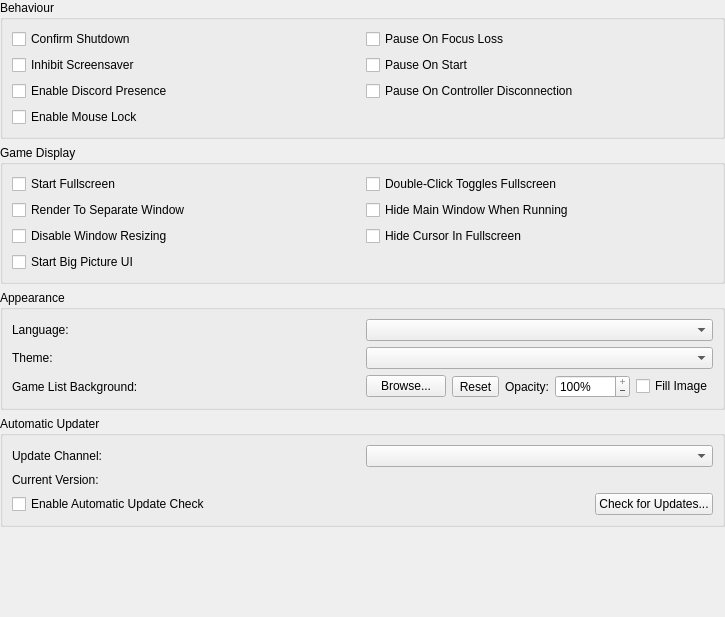
Old version of the form pcsx2-qt/Settings/InterfaceSettingsWidget.ui in the repository PCSX2/pcsx2.
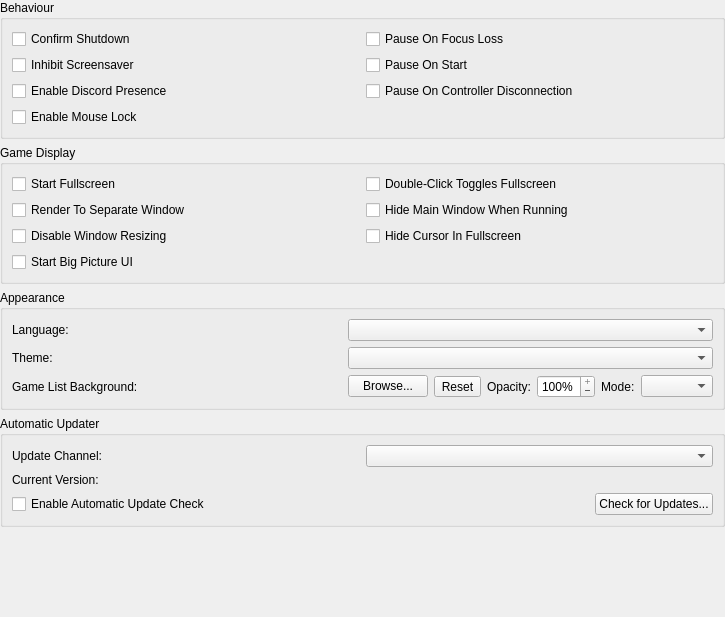
New version of the form. Icons and pictures are not drawn.

Commit message: Qt: Implement background mode selection dropdown

The edit to the form file:
```diff
--- a/pcsx2-qt/Settings/InterfaceSettingsWidget.ui
+++ b/pcsx2-qt/Settings/InterfaceSettingsWidget.ui
@@ -239,12 +239,15 @@
          </widget>
         </item>
         <item>
-         <widget class="QCheckBox" name="backgroundFill">
+         <widget class="QLabel" name="backgroundModeLabel">
           <property name="text">
-           <string>Fill Image</string>
+           <string>Mode:</string>
           </property>
          </widget>
         </item>
+        <item>
+         <widget class="QComboBox" name="backgroundMode"/>
+        </item>
        </layout>
       </item>
      </layout>
```
The commit also changes 4 other files.
